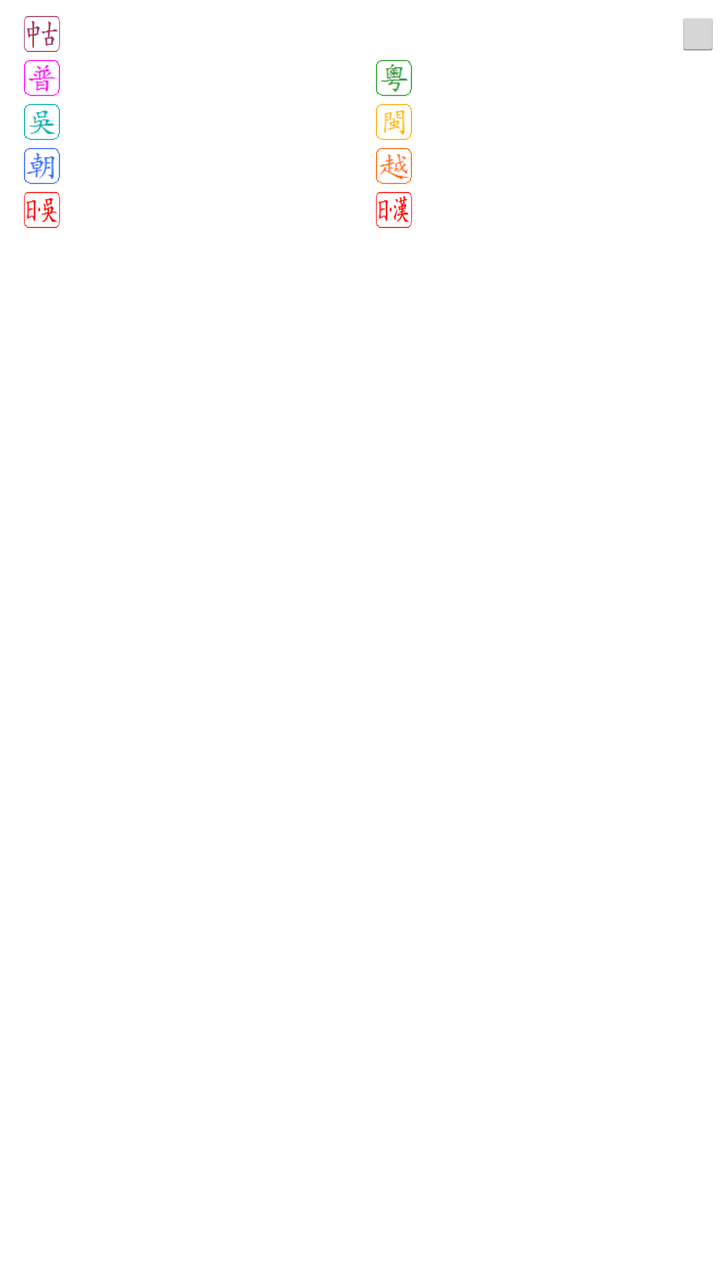
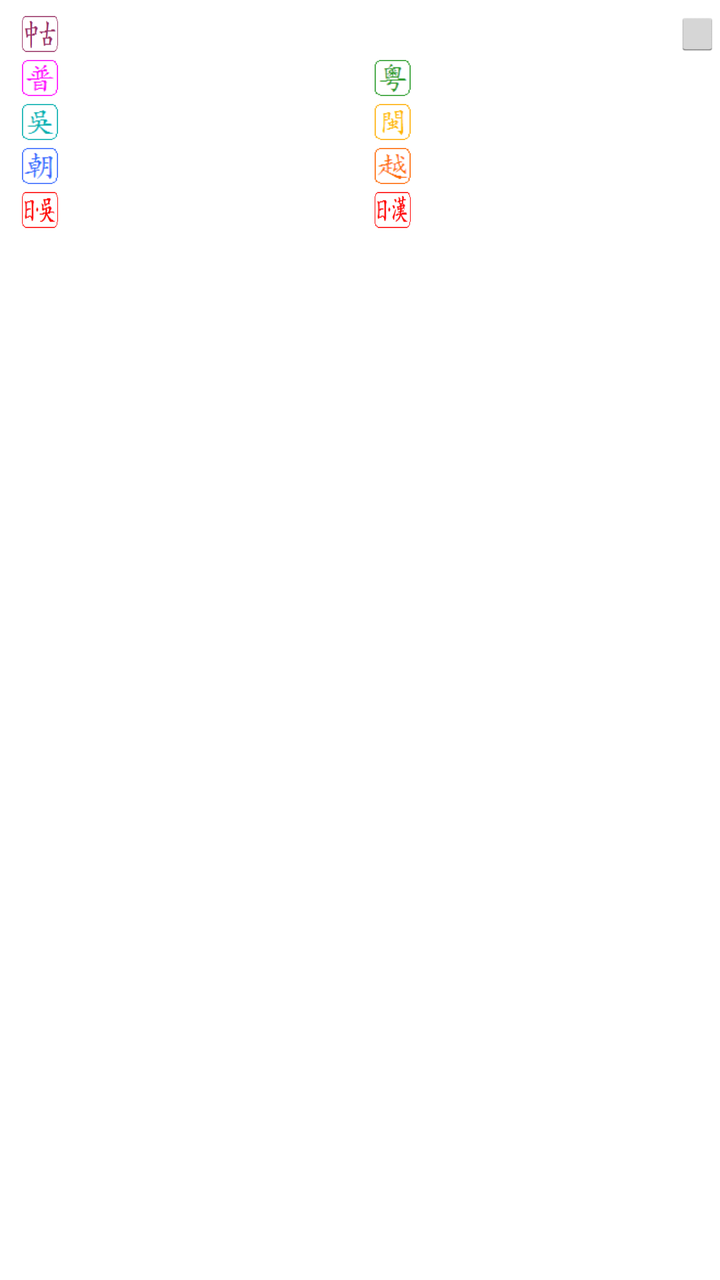

Before-and-after screenshots of an Android layout around one commit, followed by the original layout XML and the change that was made.
<!-- AndroidManifest.xml: application theme AppTheme -->
<!-- res/layout/search_result_item.xml -->
<LinearLayout
    xmlns:android="http://schemas.android.com/apk/res/android"
    android:layout_width="match_parent"
    android:layout_height="wrap_content"
    android:paddingTop="6dp"
    android:paddingBottom="6dp"
    android:orientation="horizontal"
    android:gravity="top"
    android:baselineAligned="false"
    android:descendantFocusability="blocksDescendants" >



    <LinearLayout
        android:layout_width="wrap_content"
        android:layout_height="wrap_content"
        android:layout_weight="0"
        android:paddingLeft="2dp"
        android:paddingRight="6dp"
        android:orientation="vertical"
        android:gravity="center_horizontal" >

        <TextView
            style="@style/FontSearchResultEntry"
            android:id="@+id/text_hz"
            android:layout_width="wrap_content"
            android:layout_height="wrap_content" />

        <TextView
            style="@style/FontDim"
            android:id="@+id/text_unicode"
            android:layout_width="wrap_content"
            android:layout_height="wrap_content" />

        <TextView
            style="@style/FontDim"
            android:id="@+id/text_variants"
            android:layout_width="wrap_content"
            android:layout_height="wrap_content" />

    </LinearLayout>

    <TableLayout
        android:layout_width="wrap_content"
        android:layout_height="wrap_content"
        android:layout_weight="1"
        android:stretchColumns="1,3"
        android:shrinkColumns="1,3" >

        <TableRow
            android:gravity="top" >
            <ImageView
                style="@style/ImageDetail"
                android:src="@drawable/lang_mc" />
            <LinearLayout
                android:layout_span="3"
                android:orientation="horizontal"
                android:gravity="top"
                android:baselineAligned="false" >

                <TextView
                    style="@style/FontDetail"
                    android:id="@+id/text_mc"
                    android:layout_width="wrap_content"
                    android:layout_height="wrap_content" />
                <TextView
                    style="@style/FontDetail"
                    android:id="@+id/text_mc_detail"
                    android:layout_width="0dp"
                    android:layout_height="wrap_content"
                    android:layout_weight="1" />
                <Button
                    android:id="@+id/button_favorite"
                    android:layout_width="22dp"
                    android:layout_height="22dp" />
            </LinearLayout>
        </TableRow>

        <TableRow
            android:gravity="top" >
            <ImageView
                style="@style/ImageDetail"
                android:src="@drawable/lang_pu" />
            <TextView
                style="@style/FontDetail"
                android:id="@+id/text_pu"
                android:layout_width="0dp" />
            <ImageView
                style="@style/ImageDetail"
                android:src="@drawable/lang_ct" />
            <TextView
                style="@style/FontDetail"
                android:id="@+id/text_ct"
                android:layout_width="0dp" />
        </TableRow>

        <TableRow
            android:gravity="top" >
            <ImageView
                style="@style/ImageDetail"
                android:src="@drawable/lang_sh" />
            <TextView
                style="@style/FontDetail"
                android:id="@+id/text_sh"
                android:layout_width="0dp" />
            <ImageView
                style="@style/ImageDetail"
                android:src="@drawable/lang_mn" />
            <TextView
                style="@style/FontDetail"
                android:id="@+id/text_mn"
                android:layout_width="0dp" />
        </TableRow>

        <TableRow
            android:gravity="top" >
            <ImageView
                style="@style/ImageDetail"
                android:src="@drawable/lang_kr" />
            <TextView
                style="@style/FontDetail"
                android:id="@+id/text_kr"
                android:layout_width="0dp" />
            <ImageView
                style="@style/ImageDetail"
                android:src="@drawable/lang_vn" />
            <TextView
                style="@style/FontDetail"
                android:id="@+id/text_vn"
                android:layout_width="0dp" />
        </TableRow>

        <TableRow
            android:gravity="top" >
            <ImageView
                style="@style/ImageDetail"
                android:src="@drawable/lang_jp_go" />
            <TextView
                style="@style/FontDetail"
                android:id="@+id/text_jp_go"
                android:layout_width="0dp" />
            <ImageView
                style="@style/ImageDetail"
                android:src="@drawable/lang_jp_kan" />
            <TextView
                style="@style/FontDetail"
                android:id="@+id/text_jp_kan"
                android:layout_width="0dp" />
        </TableRow>

        <TableRow
            android:gravity="top" >
            <ImageView
                style="@style/ImageDetail"
                android:id="@+id/image_jp_extra_1" />
            <TextView
                style="@style/FontDetail"
                android:id="@+id/text_jp_extra_1"
                android:layout_width="0dp" />
            <ImageView
                style="@style/ImageDetail"
                android:id="@+id/image_jp_extra_2" />
            <TextView
                style="@style/FontDetail"
                android:id="@+id/text_jp_extra_2"
                android:layout_width="0dp" />
        </TableRow>

        <TableRow
            android:gravity="top" >
            <ImageView
                style="@style/ImageDetail"
                android:id="@+id/image_jp_extra_3" />
            <TextView
                style="@style/FontDetail"
                android:id="@+id/text_jp_extra_3"
                android:layout_width="0dp" />
        </TableRow>

    </TableLayout>

    <TextView
        android:id="@+id/text_comment"
        android:layout_width="0dp"
        android:layout_height="0dp"
        android:visibility="gone" />

</LinearLayout>
<!-- resources referenced by this layout -->
<resources>
  <!-- drawable lang_ct: png bitmap (drawable, 1131 bytes) -->
  <!-- drawable lang_jp_go: png bitmap (drawable, 850 bytes) -->
  <!-- drawable lang_jp_kan: png bitmap (drawable, 903 bytes) -->
  <!-- drawable lang_kr: png bitmap (drawable, 1000 bytes) -->
  <!-- drawable lang_mc: png bitmap (drawable, 1194 bytes) -->
  <!-- drawable lang_mn: png bitmap (drawable, 837 bytes) -->
  <!-- drawable lang_pu: png bitmap (drawable, 533 bytes) -->
  <!-- drawable lang_sh: png bitmap (drawable, 937 bytes) -->
  <!-- drawable lang_vn: png bitmap (drawable, 951 bytes) -->
  <style name="FontDetail">
          <item name="android:textColor">#000000</item>
          <item name="android:textSize">15sp</item>
      </style>
  <style name="FontDim">
          <item name="android:textColor">#808080</item>
          <item name="android:textSize">15sp</item>
      </style>
  <style name="FontSearchResultEntry">
          <item name="android:textColor">#9D261D</item>
          <item name="android:textSize">40sp</item>
      </style>
  <style name="ImageDetail">
          <item name="android:layout_height">22dp</item>
          <item name="android:layout_width">26dp</item>
          <item name="android:paddingTop">2dp</item>
          <item name="android:paddingBottom">2dp</item>
          <item name="android:paddingLeft">4dp</item>
          <item name="android:paddingRight">4dp</item>
          <item name="android:scaleType">fitXY</item>
      </style>
  <style name="AppTheme" parent="AppBaseTheme">
          
          <item name="android:actionBarStyle" tools:targetApi="11">@style/ActionBarStyle</item>
          <item name="android:editTextStyle">@style/EditTextStyle</item>
          <item name="android:spinnerItemStyle">@style/SpinnerItemStyle</item>
          <item name="android:itemTextAppearance">@style/MenuItemStyle</item>
      </style>
  <style name="AppBaseTheme" parent="android:Theme.Light">
          
      </style>
  <style name="ActionBarStyle" parent="android:Widget.ActionBar" tools:targetApi="11">
          <item name="android:background">#00AAFF</item>
          <item name="android:titleTextStyle">@style/ActionBarTitleTextStyle</item>
      </style>
  <style name="EditTextStyle" parent="android:Widget.EditText">
          <item name="android:textSize">18sp</item>
      </style>
  <style name="SpinnerItemStyle" parent="android:Widget.TextView.SpinnerItem">
          <item name="android:textSize">18sp</item>
          <item name="android:paddingLeft">8dp</item>
          <item name="android:paddingRight">8dp</item>
      </style>
  <style name="MenuItemStyle" parent="android:TextAppearance.Widget.IconMenu.Item">
          <item name="android:textSize">15sp</item>
      </style>
  <style name="ActionBarTitleTextStyle">
          <item name="android:textColor">#FFFFFF</item>
          <item name="android:textSize">19sp</item>
      </style>
</resources>

<!-- the commit's change to res/layout/search_result_item.xml (unified diff, before → after) -->
@@ -14,9 +14,8 @@
     <LinearLayout
         android:layout_width="wrap_content"
         android:layout_height="wrap_content"
-        android:layout_weight="0"
         android:paddingLeft="2dp"
-        android:paddingRight="6dp"
+        android:paddingRight="5dp"
         android:orientation="vertical"
         android:gravity="center_horizontal" >
 
@@ -41,7 +40,7 @@
     </LinearLayout>
 
     <TableLayout
-        android:layout_width="wrap_content"
+        android:layout_width="0dp"
         android:layout_height="wrap_content"
         android:layout_weight="1"
         android:stretchColumns="1,3"
@@ -57,7 +56,6 @@
                 android:orientation="horizontal"
                 android:gravity="top"
                 android:baselineAligned="false" >
-
                 <TextView
                     style="@style/FontDetail"
                     android:id="@+id/text_mc"
